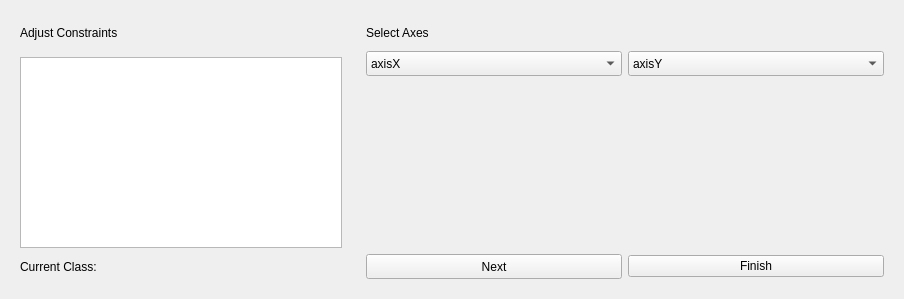
First picture: the form in ui/CounterfactualInterface/CounterfactualIterable/Iteration/Iteration.ui, repository vidalt/OCEAN, before the edit.
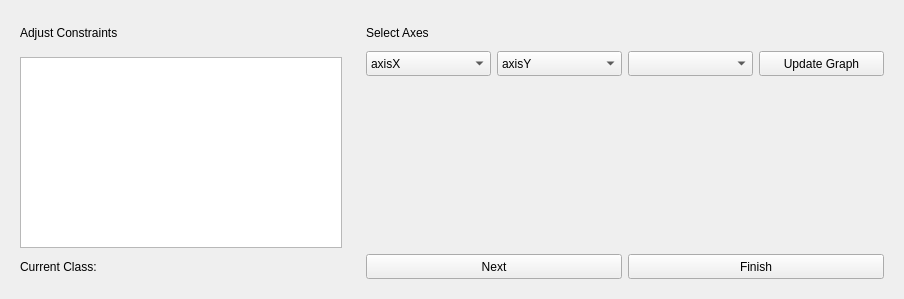
Second picture: the form after the edit. Custom widgets are drawn as their Qt base class.

Commit message: implementing button update graph

What changed in the file:
```diff
--- a/ui/CounterfactualInterface/CounterfactualIterable/Iteration/Iteration.ui
+++ b/ui/CounterfactualInterface/CounterfactualIterable/Iteration/Iteration.ui
@@ -233,6 +233,29 @@
            </item>
           </widget>
          </item>
+         <item>
+          <widget class="CheckableComboBox" name="comboBoxCheckable">
+           <property name="minimumSize">
+            <size>
+             <width>0</width>
+             <height>25</height>
+            </size>
+           </property>
+          </widget>
+         </item>
+         <item>
+          <widget class="QPushButton" name="pushButtonUpdateGraph">
+           <property name="minimumSize">
+            <size>
+             <width>0</width>
+             <height>25</height>
+            </size>
+           </property>
+           <property name="text">
+            <string>Update Graph</string>
+           </property>
+          </widget>
+         </item>
         </layout>
        </widget>
       </item>
@@ -275,6 +298,12 @@
          </item>
          <item>
           <widget class="QPushButton" name="pushButtonFinish">
+           <property name="minimumSize">
+            <size>
+             <width>0</width>
+             <height>25</height>
+            </size>
+           </property>
            <property name="text">
             <string>Finish</string>
            </property>
@@ -295,6 +324,11 @@
    <header>Dash/DashView.h</header>
    <container>1</container>
   </customwidget>
+  <customwidget>
+   <class>CheckableComboBox</class>
+   <extends>QComboBox</extends>
+   <header>CounterfactualInterface/CheckableComboBox/CheckableComboBox.h</header>
+  </customwidget>
  </customwidgets>
  <resources/>
  <connections/>
```
The commit also changes 6 other files.
